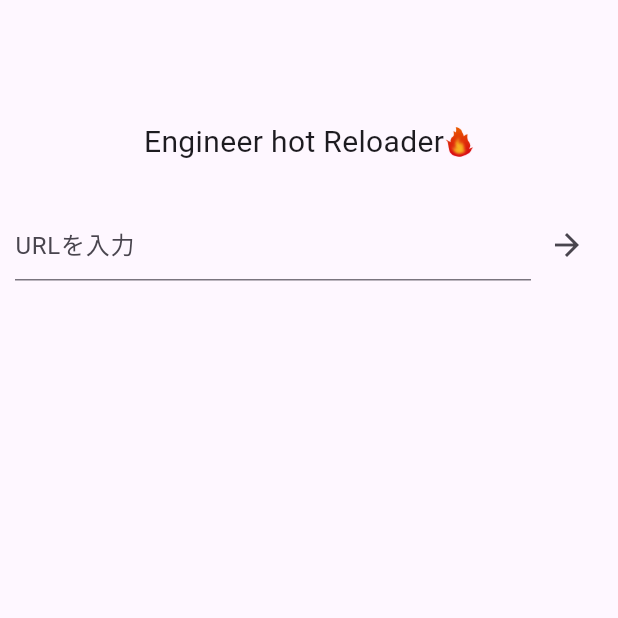
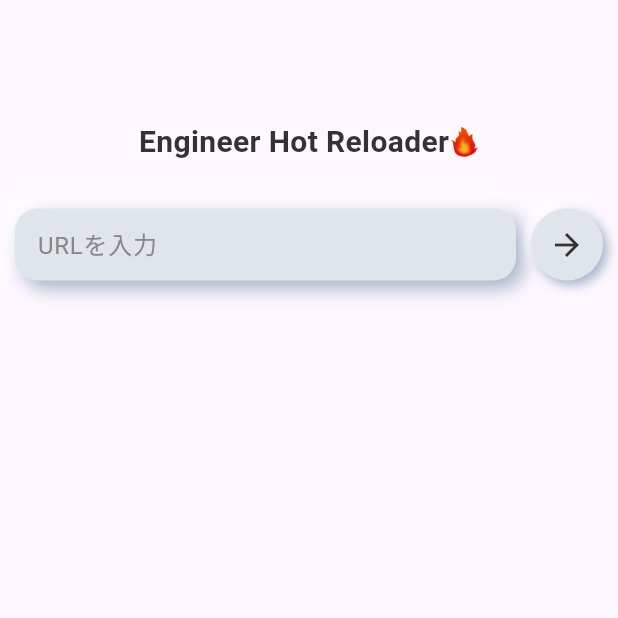
Before and after one commit to agile-beginners-returns/engineer-hot-reloader, a Flutter app: the screen it shows after launch, on a phone screen of 412 x 824 dp, the top half of it. Run offline on Flutter 3.47's test engine with Material 3 defaults, Android fonts, the light colour scheme and no system bars; our stand-ins replace flutter_dotenv, flutter_riverpod.

```diff
--- a/lib/main.dart
+++ b/lib/main.dart
@@ -1,7 +1,10 @@
-import 'package:engineer_hot_reload_app/top_screen.dart';
+import 'package:engineer_hot_reload_app/screen/top_screen.dart';
 import 'package:flutter/material.dart';
+import 'package:flutter_dotenv/flutter_dotenv.dart';
+import 'package:flutter_riverpod/flutter_riverpod.dart';
 
-void main() {
+Future<void> main() async {
+  await dotenv.load(fileName: '.env');
   runApp(const MyApp());
 }
 
@@ -11,13 +14,14 @@ class MyApp extends StatelessWidget {
   // This widget is the root of your application.
   @override
   Widget build(BuildContext context) {
-    return MaterialApp(
+    return ProviderScope(
+        child: MaterialApp(
       title: 'Flutter Demo',
       theme: ThemeData(
         colorScheme: ColorScheme.fromSeed(seedColor: Colors.deepPurple),
         useMaterial3: true,
       ),
       home: const TopScreen(),
-    );
+    ));
   }
 }
--- a/lib/word_test_screen.dart
+++ b/lib/screen/confirmation_test_answer_screen.dart
@@ -1,9 +1,9 @@
 import 'package:flutter/material.dart';
 import 'package:flutter_riverpod/flutter_riverpod.dart';
 
-class WordTestScreen extends ConsumerWidget {
+class ConfirmationTestAnswerScreen extends ConsumerWidget {
   final String articleUrl;
-  const WordTestScreen({required this.articleUrl});
+  const ConfirmationTestAnswerScreen({required this.articleUrl});
 
   @override
   Widget build(BuildContext context, WidgetRef ref) {
@@ -12,7 +12,7 @@ class WordTestScreen extends ConsumerWidget {
         title: Text(articleUrl),
       ),
       body: Center(
-        child: Text('Word Test Screen'),
+        child: Text('Confirmation Test Answer Screen'),
       ),
     );
   }
--- /dev/null
+++ b/lib/screen/top_screen.dart
@@ -0,0 +1,236 @@
+import 'package:engineer_hot_reload_app/screen/word_test_screen.dart';
+import 'package:flutter/material.dart';
+
+class TopScreen extends StatelessWidget {
+  const TopScreen({Key? key}) : super(key: key);
+
+  // final List<Map<String, dynamic>> articles = [
+  //   {
+  //     "cover_image":
+  //         "https://media2.dev.to/dynamic/image/width=1000,height=420,fit=cover,gravity=auto,format=auto/https%3A%2F%2Fdev-to-uploads.s3.amazonaws.com%2Fuploads%2Farticles%2Fp1e85q4vypcch88es74u.png",
+  //     "title":
+  //         "Node.js Frameworks Roundup 2024 — Elysia / Hono / Nest / Encore — Which should you pick?",
+  //     "description":
+  //         "Node.js web frameworks — where do we even begin? With so many options out there, choosing the right...",
+  //   },
+  //   {
+  //     "cover_image":
+  //         "https://media2.dev.to/dynamic/image/width=1000,height=420,fit=cover,gravity=auto,format=auto/https%3A%2F%2Fdev-to-uploads.s3.amazonaws.com%2Fuploads%2Farticles%2Fu3eoc0gbj7n13tzhjo24.jpg",
+  //     "title": "Why Virtual DOM: Render and Performance",
+  //     "description":
+  //         "In this article, we will examine the dom in detail and what the virtual dom is.           What is the...",
+  //   },
+  //   {
+  //     "cover_image":
+  //         "https://media2.dev.to/dynamic/image/width=1000,height=420,fit=cover,gravity=auto,format=auto/https%3A%2F%2Fdev-to-uploads.s3.amazonaws.com%2Fuploads%2Farticles%2Flybf060q51rao9fq4s2w.png",
+  //     "title": "How to Dockerize and Deploy Fastify APIs",
+  //     "description":
+  //         "If you're just here to copy and paste, here's the final Dockerfile that will produce an image for...",
+  //   },
+  //   {
+  //     "cover_image":
+  //         "https://media2.dev.to/dynamic/image/width=1000,height=420,fit=cover,gravity=auto,format=auto/https%3A%2F%2Fdev-to-uploads.s3.amazonaws.com%2Fuploads%2Farticles%2F0bss0hkv0h2u5vra80up.png",
+  //     "title":
+  //         "The Curious Case of the \$15,000 Spam: My Unexpected Investigation",
+  //     "description":
+  //         "Last Friday started off like any typical day—I was busy with my work in my office when I stumbled...",
+  //   },
+  //   {
+  //     "cover_image":
+  //         "https://media2.dev.to/dynamic/image/width=1000,height=420,fit=cover,gravity=auto,format=auto/https%3A%2F%2Fdev-to-uploads.s3.amazonaws.com%2Fuploads%2Farticles%2Fu1wboisyl9avre72vn1t.png",
+  //     "title": "My Hacktobefest 2024 Experience",
+  //     "description":
+  //         "Hacktoberfest has a special place in my tech journey because my tech and open source journey started...",
+  //   },
+  // ];
+
+  @override
+  Widget build(BuildContext context) {
+    TextEditingController articleUrlController = TextEditingController();
+    return SafeArea(
+      child: Scaffold(
+        body: Center(
+          child: Column(
+            mainAxisAlignment: MainAxisAlignment.start,
+            children: <Widget>[
+              // タイトルとアイコン
+              Padding(
+                padding: const EdgeInsets.only(top: 80.0, bottom: 30.0),
+                child: Row(
+                  mainAxisAlignment: MainAxisAlignment.center,
+                  children: [
+                    const Text(
+                      'Engineer Hot Reloader',
+                      style: TextStyle(
+                        fontSize: 20,
+                        color: Color(0xFF333333),
+                        fontWeight: FontWeight.bold,
+                      ),
+                    ),
+                    SizedBox(
+                        height: 20,
+                        child: Image.asset('assets/images/fire.png')),
+                  ],
+                ),
+              ),
+              // URL入力フォームとボタン
+              Padding(
+                padding: const EdgeInsets.only(right: 10.0, left: 10.0),
+                child: Row(
+                  children: [
+                    Expanded(
+                      child: Container(
+                        decoration: BoxDecoration(
+                          color: const Color(0xFFE0E5EC),
+                          borderRadius: BorderRadius.circular(15.0),
+                          boxShadow: [
+                            BoxShadow(
+                              color: Colors.white,
+                              offset: Offset(-5, -5),
+                              blurRadius: 10,
+                            ),
+                            BoxShadow(
+                              color: const Color(0xFFA3B1C6),
+                              offset: Offset(5, 5),
+                              blurRadius: 10,
+                            ),
+                          ],
+                        ),
+                        child: TextField(
+                          controller: articleUrlController,
+                          decoration: InputDecoration(
+                            border: InputBorder.none,
+                            hintText: 'URLを入力',
+                            hintStyle: TextStyle(color: Color(0xFF888888)),
+                            contentPadding:
+                                EdgeInsets.symmetric(horizontal: 15.0),
+                          ),
+                          style: const TextStyle(color: Color(0xFF333333)),
+                        ),
+                      ),
+                    ),
+                    const SizedBox(width: 10),
+                    Container(
+                      decoration: BoxDecoration(
+                        color: const Color(0xFFE0E5EC),
+                        shape: BoxShape.circle,
+                        boxShadow: [
+                          BoxShadow(
+                            color: Colors.white,
+                            offset: Offset(-3, -3),
+                            blurRadius: 6,
+                          ),
+                          BoxShadow(
+                            color: const Color(0xFFA3B1C6),
+                            offset: Offset(3, 3),
+                            blurRadius: 6,
+                          ),
+                        ],
+                      ),
+                      child: IconButton(
+                        icon: const Icon(Icons.arrow_forward),
+                        color: const Color(0xFF333333),
+                        onPressed: () => toWordTestScreen(
+                            context, articleUrlController.text),
+                      ),
+                    ),
+                  ],
+                ),
+              ),
+              // オススメ記事選択欄
+              // ListView.builder(
+              //   padding: const EdgeInsets.symmetric(
+              //       horizontal: 20.0, vertical: 12.0),
+              //   itemCount: articles.length,
+              //   itemBuilder: (context, index) {
+              //     final article = articles[index];
+              //     return Padding(
+              //       padding: const EdgeInsets.symmetric(vertical: 8.0),
+              //       child: Container(
+              //         width:
+              //             MediaQuery.of(context).size.width * 0.9, // 全体を少し小さく設定
+              //         decoration: BoxDecoration(
+              //           color: Colors.white,
+              //           borderRadius: BorderRadius.circular(15),
+              //           boxShadow: [
+              //             BoxShadow(
+              //               color: Colors.grey.shade300,
+              //               offset: const Offset(-5, -5),
+              //               blurRadius: 15,
+              //               spreadRadius: 1,
+              //             ),
+              //             BoxShadow(
+              //               color: Colors.grey.shade500,
+              //               offset: const Offset(5, 5),
+              //               blurRadius: 15,
+              //               spreadRadius: 1,
+              //             ),
+              //           ],
+              //         ),
+              //         child: Column(
+              //           crossAxisAlignment: CrossAxisAlignment.start,
+              //           children: [
+              //             if (article["cover_image"] != null)
+              //               ClipRRect(
+              //                 borderRadius: const BorderRadius.only(
+              //                   topLeft: Radius.circular(15),
+              //                   topRight: Radius.circular(15),
+              //                 ),
+              //                 child: Align(
+              //                   alignment: Alignment.center,
+              //                   child: Image.network(
+              //                     article["cover_image"],
+              //                     fit: BoxFit.cover,
+              //                     width: MediaQuery.of(context).size.width,
+              //                     height: 180,
+              //                   ),
+              //                 ),
+              //               ),
+              //             Padding(
+              //               padding: const EdgeInsets.symmetric(
+              //                   horizontal: 16.0, vertical: 12.0), // 左右のマージン追加
+              //               child: Column(
+              //                 crossAxisAlignment: CrossAxisAlignment.start,
+              //                 children: [
+              //                   Text(
+              //                     article["title"],
+              //                     style: const TextStyle(
+              //                       fontSize: 18.0,
+              //                       fontWeight: FontWeight.bold,
+              //                       color: Colors.black, // 文字色を黒に設定
+              //                     ),
+              //                   ),
+              //                   const SizedBox(height: 8),
+              //                   Text(
+              //                     article["description"],
+              //                     style: const TextStyle(
+              //                       fontSize: 14.0,
+              //                       color: Colors.black, // 文字色を黒に設定
+              //                     ),
+              //                   ),
+              //                 ],
+              //               ),
+              //             ),
+              //           ],
+              //         ),
+              //       ),
+              //     );
+              //   },
+              // )
+            ],
+          ),
+        ),
+      ),
+    );
+  }
+
+  toWordTestScreen(BuildContext context, String articleUrl) {
+    if (articleUrl.isEmpty) {
+      return;
+    }
+    Navigator.push(
+        context,
+        MaterialPageRoute(
+            builder: (context) => WordTestScreen(articleUrl: articleUrl)));
+  }
+}
--- a/lib/top_screen.dart
+++ /dev/null
@@ -1,64 +0,0 @@
-import 'package:engineer_hot_reload_app/word_test_screen.dart';
-import 'package:flutter/material.dart';
-
-class TopScreen extends StatelessWidget {
-  const TopScreen({Key? key}) : super(key: key);
-
-  @override
-  Widget build(BuildContext context) {
-    TextEditingController articleUrlController = TextEditingController();
-    return SafeArea(
-      child: Scaffold(
-        body: Center(
-          child: Column(
-            mainAxisAlignment: MainAxisAlignment.start,
-            children: <Widget>[
-              Padding(
-                padding: const EdgeInsets.only(top: 80.0, bottom: 30.0),
-                child: Row(
-                  mainAxisAlignment: MainAxisAlignment.center,
-                  children: [
-                    const Text('Engineer hot Reloader',
-                        style: TextStyle(fontSize: 20)),
-                    SizedBox(
-                        height: 20,
-                        child: Image.asset('assets/images/fire.png')),
-                  ],
-                ),
-              ),
-              Padding(
-                padding: const EdgeInsets.only(right: 10.0, left: 10.0),
-                child: Row(
-                  children: [
-                    Expanded(
-                      child: TextField(
-                          controller: articleUrlController,
-                          decoration: InputDecoration(
-                            // border: InputBorder.none,
-                            hintText: 'URLを入力',
-                          )),
-                    ),
-                    IconButton(
-                        icon: const Icon(Icons.arrow_forward),
-                        onPressed: () => toWordTestScreen(
-                            context, articleUrlController.text)),
-                  ],
-                ),
-              ),
-            ],
-          ),
-        ),
-      ),
-    );
-  }
-
-  toWordTestScreen(BuildContext context, String articleUrl) {
-    if (articleUrl.isEmpty) {
-      return;
-    }
-    Navigator.push(
-        context,
-        MaterialPageRoute(
-            builder: (context) => WordTestScreen(articleUrl: articleUrl)));
-  }
-}
--- a/pubspec.yaml
+++ b/pubspec.yaml
@@ -36,6 +36,7 @@ dependencies:
   cupertino_icons: ^1.0.8
   http: ^1.2.2
   flutter_riverpod: ^2.6.1
+  flutter_dotenv: ^5.2.1
 
 dev_dependencies:
   flutter_test:
@@ -46,7 +47,7 @@ dev_dependencies:
   # activated in the `analysis_options.yaml` file located at the root of your
   # package. See that file for information about deactivating specific lint
   # rules and activating additional ones.
-  flutter_lints: ^4.0.0
+  # flutter_lints: ^4.0.0
 
 # For information on the generic Dart part of this file, see the
 # following page: https://dart.dev/tools/pub/pubspec
@@ -61,6 +62,7 @@ flutter:
   # To add assets to your application, add an assets section, like this:
   assets:
     - assets/images/
+    - .env
   #   - images/a_dot_ham.jpeg
 
   # An image asset can refer to one or more resolution-specific "variants", see
```
Also changed, not shown: lib/api_request.dart (added, +91 -0 lines), lib/devto_api_request.dart (added, +35 -0 lines), lib/screen/confirmation_test_screen.dart (added, +19 -0 lines), lib/screen/result_screen.dart (added, +19 -0 lines), lib/screen/translation_test_answer_screen.dart (added, +19 -0 lines), lib/screen/translation_test_screen.dart (added, +19 -0 lines), lib/screen/word_test_answer_screen.dart (added, +19 -0 lines), lib/screen/word_test_screen.dart (added, +62 -0 lines), lib/components/test_card.dart (added), lib/models/test_model.dart (added), pubspec.lock, 1 other file.
